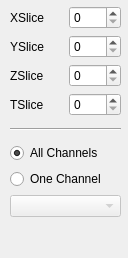
Above: branches/GoFigure2Beta/Code/GUI/lib/VisualizationDockWidget.ui from gofigure2/GoFigure2 before the change. Below: the same form after it.
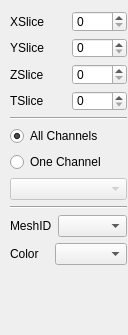
That is the form after the change.

Commit message: add collectionID and colorcollection comboboxes in the visualization widget

Patch:
```diff
--- a/branches/GoFigure2Beta/Code/GUI/lib/VisualizationDockWidget.ui
+++ b/branches/GoFigure2Beta/Code/GUI/lib/VisualizationDockWidget.ui
@@ -7,23 +7,23 @@
     <x>0</x>
     <y>0</y>
     <width>128</width>
-    <height>258</height>
+    <height>335</height>
    </rect>
   </property>
   <property name="windowTitle">
    <string>Visualization</string>
   </property>
   <widget class="QWidget" name="dockWidgetContents">
-   <widget class="QWidget" name="layoutWidget">
+   <widget class="QWidget" name="">
     <property name="geometry">
      <rect>
       <x>10</x>
-      <y>0</y>
-      <width>111</width>
-      <height>223</height>
+      <y>11</y>
+      <width>117</width>
+      <height>254</height>
      </rect>
     </property>
-    <layout class="QVBoxLayout" name="verticalLayout_2">
+    <layout class="QVBoxLayout" name="verticalLayout_3">
      <item>
       <layout class="QGridLayout" name="gridLayout">
        <property name="spacing">
@@ -127,6 +127,45 @@
        </item>
       </layout>
      </item>
+     <item>
+      <widget class="Line" name="line_2">
+       <property name="orientation">
+        <enum>Qt::Horizontal</enum>
+       </property>
+      </widget>
+     </item>
+     <item>
+      <layout class="QVBoxLayout" name="verticalLayout_2">
+       <item>
+        <layout class="QHBoxLayout" name="horizontalLayout">
+         <item>
+          <widget class="QLabel" name="CollectionIDLbl">
+           <property name="text">
+            <string>MeshID</string>
+           </property>
+          </widget>
+         </item>
+         <item>
+          <widget class="QComboBox" name="CollectionIDBox"/>
+         </item>
+        </layout>
+       </item>
+       <item>
+        <layout class="QHBoxLayout" name="horizontalLayout_2">
+         <item>
+          <widget class="QLabel" name="ColorCollectionLbl">
+           <property name="text">
+            <string>Color</string>
+           </property>
+          </widget>
+         </item>
+         <item>
+          <widget class="QComboBox" name="ColorCollectionBox"/>
+         </item>
+        </layout>
+       </item>
+      </layout>
+     </item>
     </layout>
    </widget>
   </widget>
```
The commit also changes 2 other files.
